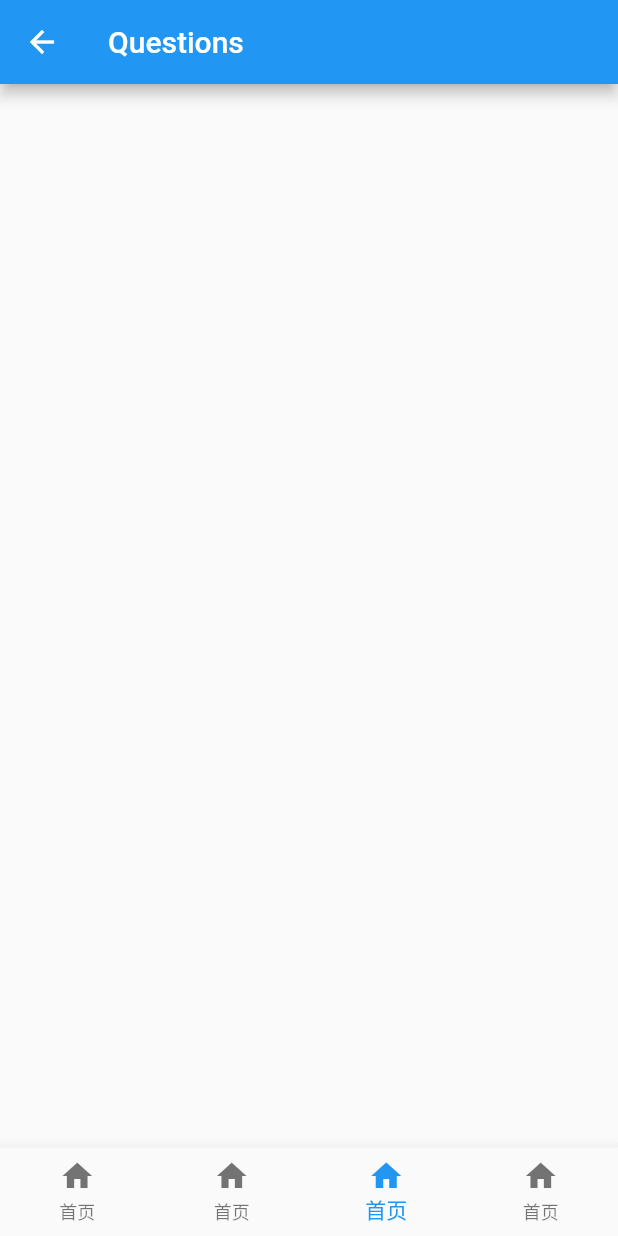
After one commit to nordon-wang/flutter_app, a Flutter app: the Home screen opened by its route, item 3 of the bottom bar chosen, on a phone screen of 412 x 824 dp. The commit adds this screen. Run offline on Flutter 3.47's test engine with Material 2 defaults, Android fonts, the phone set to English and light mode, and no system bars; our stand-ins replace dio.

Commit message:
页面布局、导航栏

```diff
--- /dev/null
+++ b/lib/home/home.dart
@@ -0,0 +1,60 @@
+import 'package:flutter/material.dart';
+import 'package:flutter_app/news/news.dart';
+import 'package:flutter_app/question/question.dart';
+import 'package:flutter_app/use/user.dart';
+import 'package:flutter_app/viedo/video.dart';
+
+class Home extends StatefulWidget{
+  @override
+  _Home createState() => _Home();
+
+}
+
+class _Home extends State<Home>{
+
+  List _bodys = [
+    News(),
+    Questions(),
+    Video(),
+    User()
+  ];
+  int _index = 0;
+
+  @override
+    Widget build(BuildContext context) {
+      return Scaffold(
+        bottomNavigationBar: BottomNavigationBar(
+          items: <BottomNavigationBarItem>[
+            BottomNavigationBarItem(
+              icon: Icon(Icons.home),
+              title: Text('首页')
+            ),
+            BottomNavigationBarItem(
+              icon: Icon(Icons.home),
+              title: Text('首页')
+            ),
+            BottomNavigationBarItem(
+              icon: Icon(Icons.home),
+              title: Text('首页')
+            ),
+            BottomNavigationBarItem(
+              icon: Icon(Icons.home),
+              title: Text('首页')
+            )
+          ],
+          type: BottomNavigationBarType.fixed,
+          currentIndex: _index,
+          onTap: (index){
+            setState(() {
+              _index = index;
+            });
+          },
+        ),
+        body: _bodys[_index],
+      );
+    }
+}
+
+// class Home extends StatelessWidget{
+
+// }
--- /dev/null
+++ b/lib/question/question.dart
@@ -0,0 +1,12 @@
+import 'package:flutter/material.dart';
+
+class Questions extends StatelessWidget{
+   @override
+      Widget build(BuildContext context) {
+        return Scaffold(
+          appBar: AppBar(
+            title: Text('Questions'),
+          ),
+        );
+      }
+}
--- /dev/null
+++ b/lib/viedo/video.dart
@@ -0,0 +1,12 @@
+import 'package:flutter/material.dart';
+
+class Video extends StatelessWidget{
+   @override
+      Widget build(BuildContext context) {
+        return Scaffold(
+          appBar: AppBar(
+            title: Text('Questions'),
+          ),
+        );
+      }
+}
--- a/pubspec.yaml
+++ b/pubspec.yaml
@@ -24,6 +24,7 @@ dependencies:
   # Use with the CupertinoIcons class for iOS style icons.
   cupertino_icons: ^0.1.2
   dio: ^2.1.2
+  shared_preferences: ^0.5.2
 
 dev_dependencies:
   flutter_test:
```
Also changed, not shown: lib/login/login.dart (+63 -5 lines), lib/main.dart (+16 -1 lines), lib/main1.dart (deleted, +0 -111 lines), lib/module/pub.dart (+9 -0 lines), lib/news/news.dart (added, +12 -0 lines), lib/use/user.dart (added, +12 -0 lines), pubspec.lock, 5 other files.
